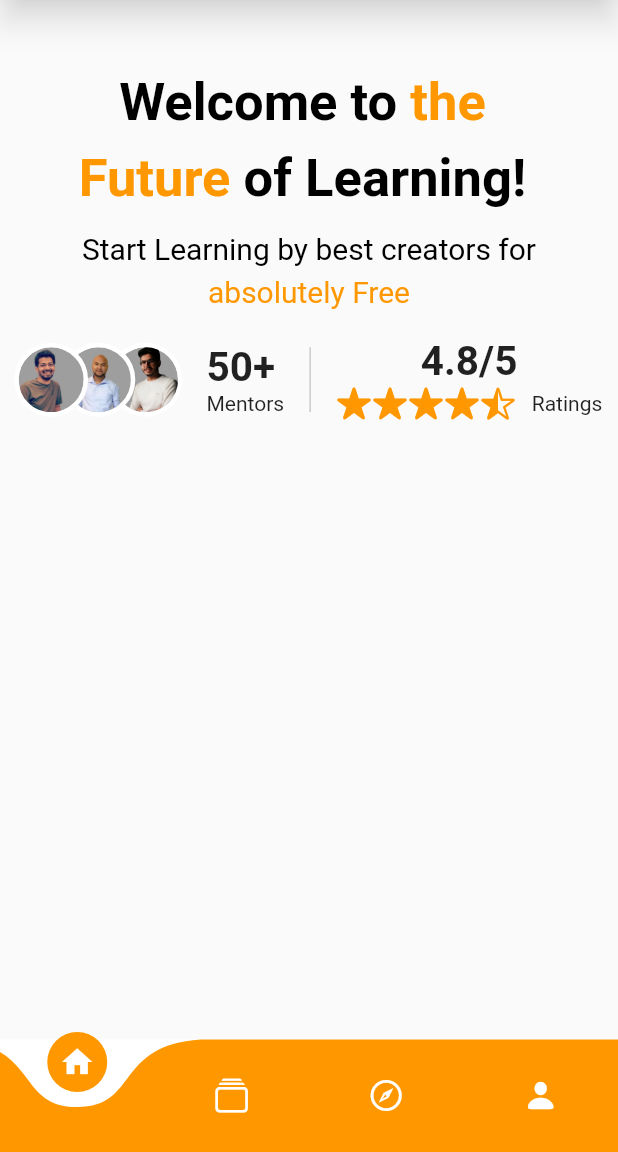
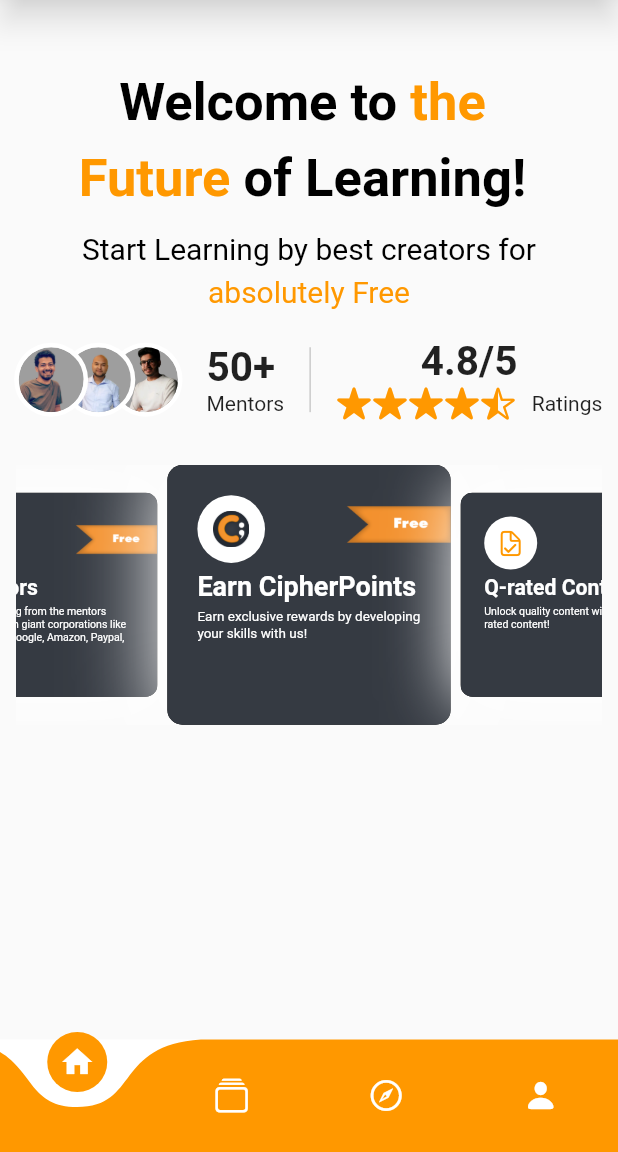
Before and after one commit to anzjoxavier/Assignment-01-CipherSchools, a Flutter app: the screen it shows after launch, on a phone screen of 412 x 824 dp, the part 84-1236 px from its top. Run offline on Flutter 3.47's test engine with Material 2 defaults, Android fonts, the light colour scheme and no system bars; drawn by our look-alikes of animated_text_kit, carousel_slider, curved_navigation_bar; our stand-ins replace get.

Commit message:
Completed Carousel Slider

```diff
--- a/lib/Utilities/app_styles.dart
+++ b/lib/Utilities/app_styles.dart
@@ -1,4 +1,3 @@
-import 'package:cipherschools/Utilities/app_layout.dart';
 import 'package:flutter/material.dart';
 
 class AppStyles {
@@ -12,4 +11,10 @@
       const TextStyle(color: Colors.black, fontSize:20, fontWeight: FontWeight.w400);
   static TextStyle animatedTextStyle =
       const TextStyle(color:Colors.orange , fontSize:20, fontWeight: FontWeight.w400);
+      static TextStyle mentorAndRatingHeading =
+      const TextStyle(fontSize: 27, fontWeight: FontWeight.bold);
+  static TextStyle carouselCardHeading =
+      const TextStyle(color: Colors.white,fontWeight: FontWeight.bold,fontSize: 18);
+  static TextStyle carouselCardSubHeading =
+      const TextStyle(color: Colors.white,fontSize: 9);
 }
--- a/lib/views/courses_view.dart
+++ b/lib/views/courses_view.dart
@@ -3,6 +3,7 @@
 import 'package:flutter/src/widgets/placeholder.dart';
 
 import '../Utilities/app_layout.dart';
+
 
 class CoursesView extends StatefulWidget {
   const CoursesView({super.key});
@@ -15,8 +16,9 @@
   @override
   Widget build(BuildContext context) {
 
-    return const Scaffold(
+    return  Scaffold(
       body: Center(child: Text("Courses View")),
+      // body:SingleChildScrollView(child: Container(child: CarouselCard()))
     );
   }
 }
--- a/lib/views/home_view.dart
+++ b/lib/views/home_view.dart
@@ -1,11 +1,12 @@
 import 'package:animated_text_kit/animated_text_kit.dart';
 import 'package:cipherschools/Utilities/app_layout.dart';
 import 'package:cipherschools/widgets/mentorAndRating.dart';
-import 'package:cipherschools/widgets/roundedFrame.dart';
-import 'package:flutter/cupertino.dart';
 import 'package:flutter/material.dart';
 import '../Utilities/app_styles.dart';
 import '../widgets/appBar.dart';
+import 'package:carousel_slider/carousel_slider.dart';
+
+import '../widgets/carouselCardSlider.dart';
 
 class HomeView extends StatefulWidget {
   const HomeView({super.key});
@@ -83,7 +84,11 @@
             SizedBox(
               height: AppLayout.getHeight(20),
             ),
-           const MentorAndRating()
+            SizedBox(width: width * 0.95, child: const MentorAndRating()),
+            SizedBox(
+              height: AppLayout.getHeight(30),
+            ),
+            CarouselCardSlider()
           ],
         )),
       ),
--- /dev/null
+++ b/lib/widgets/carouselCard.dart
@@ -0,0 +1,126 @@
+import 'package:cipherschools/Utilities/app_styles.dart';
+import 'package:flutter/cupertino.dart';
+import 'package:flutter/material.dart';
+import 'package:flutter/src/widgets/framework.dart';
+import 'package:flutter/src/widgets/placeholder.dart';
+
+import '../Utilities/app_layout.dart';
+
+class PictureCarouselCard extends StatelessWidget {
+  const PictureCarouselCard(
+      {super.key,
+      required this.picturePath,
+      required this.heading,
+      required this.subHeading});
+  final String picturePath;
+  final String heading;
+  final String subHeading;
+  @override
+  Widget build(BuildContext context) {
+    return Container(
+      padding: const EdgeInsets.all(20),
+      height: AppLayout.getHeight(180),
+      width: AppLayout.getWidth(180),
+      decoration: BoxDecoration(
+          color: Colors.black,
+          borderRadius: BorderRadius.circular(10),
+          boxShadow: const [
+            BoxShadow(color: Colors.white, spreadRadius: 5, blurRadius: 50)
+          ],
+          image:  const DecorationImage(
+              image:AssetImage("assets/images/CarouselCardImage.png"),
+              fit: BoxFit.fill,
+          )
+          ),
+      child: Column(
+        crossAxisAlignment: CrossAxisAlignment.start,
+        // mainAxisAlignment: MainAxisAlignment.start,
+        mainAxisSize: MainAxisSize.max,
+        children: [
+          Container(
+            padding: EdgeInsets.all(AppLayout.getWidth(10)),
+            decoration: const BoxDecoration(
+              shape: BoxShape.circle,
+              color: Colors.white,
+            ),
+            // child: Icon(CupertinoIcons.person_2_square_stack),
+            child: Image.asset(
+              picturePath,
+              width: AppLayout.getWidth(23),
+            ),
+          ),
+          SizedBox(
+            height: AppLayout.getHeight(5),
+          ),
+          Text(
+            heading,
+            style: AppStyles.carouselCardHeading,
+          ),
+          SizedBox(
+            height: AppLayout.getHeight(5),
+          ),
+          Text(
+            subHeading,
+            style: AppStyles.carouselCardSubHeading,
+          )
+        ],
+      ),
+    );
+  }
+}
+
+class IconCarouselCard extends StatelessWidget {
+  const IconCarouselCard({super.key, required this.icon, required this.heading, required this.subHeading});
+  final IconData icon;
+  final String heading;
+  final String subHeading;
+  @override
+  Widget build(BuildContext context) {
+    return Container(
+      padding: EdgeInsets.all(20),
+      height: AppLayout.getHeight(180),
+      width: AppLayout.getWidth(180),
+      decoration: BoxDecoration(
+          color: Colors.black,
+          borderRadius: BorderRadius.circular(10),
+          boxShadow: const [
+            BoxShadow(color: Colors.white, spreadRadius: 5, blurRadius: 50)
+          ],
+          image:  const DecorationImage(
+              image:AssetImage("assets/images/CarouselCardImage.png"),
+              fit: BoxFit.fill,
+          )
+          ),
+      child: Column(
+        crossAxisAlignment: CrossAxisAlignment.start,
+        // mainAxisAlignment: MainAxisAlignment.start,
+        mainAxisSize: MainAxisSize.max,
+        children: [
+          Container(
+            padding: EdgeInsets.all(AppLayout.getWidth(10)),
+            decoration: const BoxDecoration(
+              shape: BoxShape.circle,
+              color: Colors.white,
+            ),
+            child: Icon(icon,color: AppStyles.themeColor,),
+            //  child: Image.asset("assets/images/Cipherschools_icon.png",width: 20,),
+          ),
+          SizedBox(
+            height: AppLayout.getHeight(5),
+          ),
+          Text(
+            heading,
+            style: AppStyles.carouselCardHeading,
+          ),
+          SizedBox(
+            height: AppLayout.getHeight(5),
+          ),
+          Text(
+            subHeading,
+            style: AppStyles.carouselCardSubHeading,
+          )
+        ],
+      ),
+    );
+  }
+}
--- /dev/null
+++ b/lib/widgets/carouselCardSlider.dart
@@ -0,0 +1,55 @@
+import 'package:carousel_slider/carousel_slider.dart';
+import 'package:cipherschools/Utilities/app_layout.dart';
+import 'package:flutter/cupertino.dart';
+import 'package:flutter/material.dart';
+
+import 'carouselCard.dart';
+
+class CarouselCardSlider extends StatelessWidget {
+  @override
+  Widget build(BuildContext context) {
+    return CarouselSlider(
+      items: const [
+        //1st Image of Slider
+        PictureCarouselCard(
+          heading: 'Earn CipherPoints',
+          picturePath: 'assets/images/Cipherschools_icon.png',
+          subHeading:
+              'Earn exclusive rewards by developing your skills with us!',
+        ),
+
+        //2nd Image of Slider
+        IconCarouselCard(
+          heading: 'Q-rated Content',
+          subHeading: 'Unlock quality content with our Q-rated content!',
+          icon: CupertinoIcons.doc_checkmark,),
+
+        //3rd Image of Slider
+        IconCarouselCard(
+          heading: 'Projects',
+          subHeading: 'Get the hands-on experience with real-time projects guided by expert mentors!',
+          icon: CupertinoIcons.chart_bar_square,),
+
+        //4th Image of Slider
+        IconCarouselCard(
+        heading: 'Mentors',
+        subHeading: 'Start learning from the mentors coming from giant corporations like Microsoft, Google, Amazon, Paypal, etc!',
+        icon: CupertinoIcons.person_2_square_stack,),
+      ],
+
+      //Slider Container properties
+      options: CarouselOptions(
+          enlargeStrategy: CenterPageEnlargeStrategy.zoom,
+          pauseAutoPlayOnTouch: false,
+          height: AppLayout.getHeight(180),
+          enlargeCenterPage: true,
+          autoPlay: true,
+          aspectRatio: 1 / 1,
+          autoPlayCurve: Curves.fastOutSlowIn,
+          enableInfiniteScroll: true,
+          autoPlayAnimationDuration: Duration(milliseconds: 800),
+          viewportFraction: 0.5,
+          enlargeFactor: 0.4),
+    );
+  }
+}
--- a/lib/widgets/mentorAndRating.dart
+++ b/lib/widgets/mentorAndRating.dart
@@ -1,3 +1,4 @@
+import 'package:cipherschools/Utilities/app_styles.dart';
 import 'package:cipherschools/widgets/roundedFrame.dart';
 import 'package:flutter/cupertino.dart';
 import 'package:flutter/material.dart';
@@ -16,13 +17,12 @@
                 const Spacer(),
                 Column(
                   crossAxisAlignment: CrossAxisAlignment.start,
-                  children: const [
+                  children:  [
                     Text(
                       "50+",
-                      style: TextStyle(
-                          fontSize: 27, fontWeight: FontWeight.bold),
+                      style: AppStyles.mentorAndRatingHeading,
                     ),
-                    Text("Mentors")
+                   const Text("Mentors")
                   ],
                 ),
                 const Spacer(),
@@ -35,10 +35,9 @@
                 Column(
                   mainAxisAlignment: MainAxisAlignment.center,
                   children: [
-                    const Text(
+                     Text(
                       "4.8/5",
-                      style: TextStyle(
-                          fontSize: 27, fontWeight: FontWeight.bold),
+                      style: AppStyles.mentorAndRatingHeading,
                     ),
                     Row(
                       children: [
--- a/lib/widgets/roundedFrame.dart
+++ b/lib/widgets/roundedFrame.dart
@@ -1,8 +1,5 @@
 import 'package:cipherschools/Utilities/app_layout.dart';
-import 'package:flutter/cupertino.dart';
 import 'package:flutter/material.dart';
-import 'package:flutter/src/widgets/framework.dart';
-import 'package:flutter/src/widgets/placeholder.dart';
 
 class RoundedPhotoFrame extends StatelessWidget {
   const RoundedPhotoFrame({super.key});
--- a/pubspec.yaml
+++ b/pubspec.yaml
@@ -38,6 +38,7 @@
   get: ^4.6.5
   curved_navigation_bar: ^1.0.3
   animated_text_kit: ^4.2.2
+  carousel_slider: ^4.2.1
 
 dev_dependencies:
   flutter_test:
```
Also changed, not shown: assets/images/CarouselCardImage.png (added), pubspec.lock.
